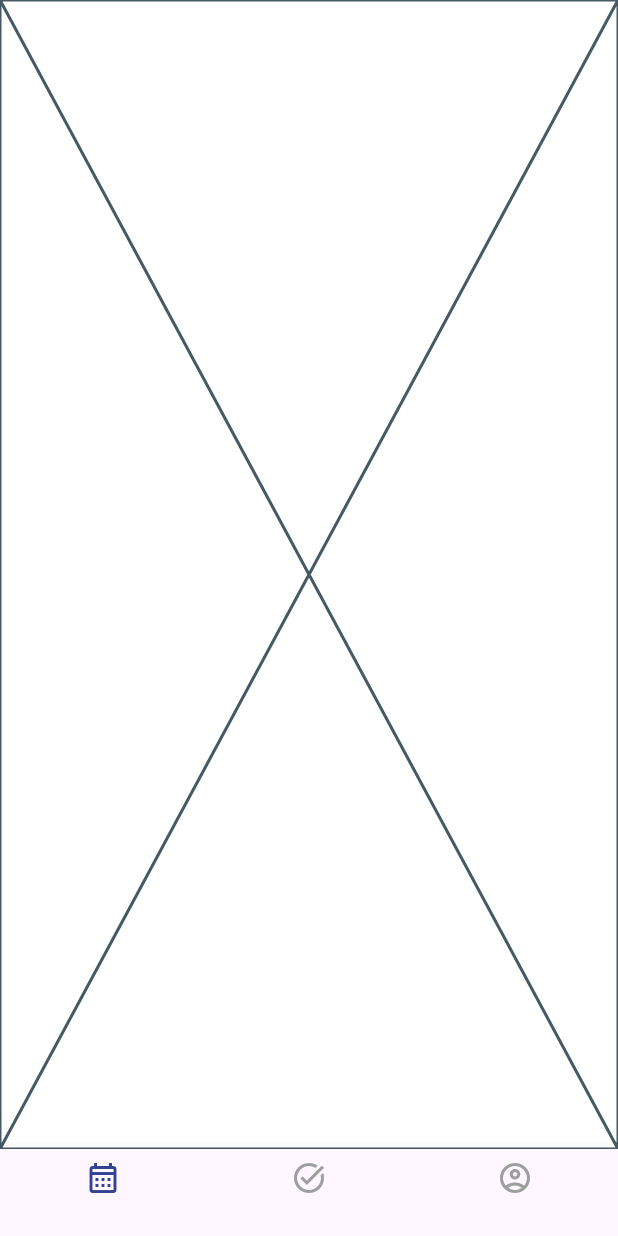
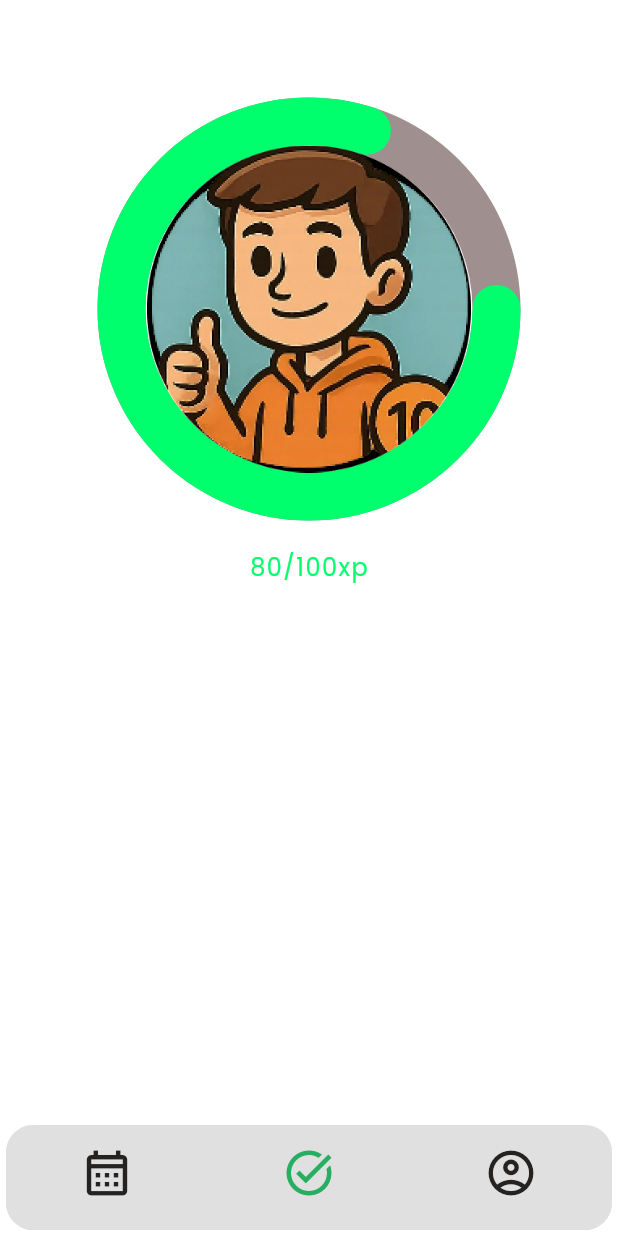
Before and after one commit to IgorPolajzer/Morph, a Flutter app: the ProfileScreen screen opened by its route, on a phone screen of 412 x 824 dp. Run offline on Flutter 3.47's test engine with Material 3 defaults, Android fonts, the light colour scheme and no system bars; drawn by our look-alikes of dashed_circular_progress_bar; our stand-ins replace cloud_firestore, firebase_auth, firebase_core, go_router, modal_progress_hud_nsn, table_calendar and 1 more; missing offline and left inert: flutter_popup_card; accounts and stored records are empty.

Commit message:
Started implementing profile page

```diff
--- a/lib/components/special/NavBar.dart
+++ /dev/null
@@ -1,42 +0,0 @@
-import 'package:flutter/material.dart';
-import 'package:go_router/go_router.dart';
-import 'package:morphe/screens/profile_screen.dart';
-import 'package:morphe/screens/your_day_screen.dart';
-
-import '../../screens/calendar_screen.dart';
-
-class Navbar extends StatefulWidget {
-  const Navbar({super.key});
-
-  @override
-  State<Navbar> createState() => _NavbarState();
-}
-
-class _NavbarState extends State<Navbar> {
-  int _selectedIndex = 0;
-
-  @override
-  Widget build(BuildContext context) {
-    return BottomNavigationBar(
-      items: <BottomNavigationBarItem>[
-        BottomNavigationBarItem(
-          icon: Icon(Icons.calendar_month_outlined),
-          label: "",
-        ),
-        BottomNavigationBarItem(icon: Icon(Icons.task_alt_outlined), label: ""),
-        BottomNavigationBarItem(
-          icon: Icon(Icons.account_circle_outlined),
-          label: "",
-        ),
-      ],
-      currentIndex: _selectedIndex,
-      selectedItemColor: Color(0xFF334192),
-      unselectedItemColor: Colors.grey,
-      onTap: (index) {
-        if (index == 0) context.go(CalendarScreen.id);
-        if (index == 1) context.go(YourDayScreen.id);
-        if (index == 2) context.go(ProfileScreen.id);
-      },
-    );
-  }
-}
--- /dev/null
+++ b/lib/components/special/navbar.dart
@@ -0,0 +1,70 @@
+import 'package:flutter/material.dart';
+import 'package:go_router/go_router.dart';
+import 'package:morphe/screens/profile_screen.dart';
+import 'package:morphe/screens/your_day_screen.dart';
+import 'package:morphe/utils/constants.dart';
+
+import '../../screens/calendar_screen.dart';
+
+class Navbar extends StatefulWidget {
+  const Navbar({super.key});
+
+  @override
+  State<Navbar> createState() => _NavbarState();
+}
+
+class _NavbarState extends State<Navbar> {
+  int _selectedIndex = 1;
+
+  @override
+  Widget build(BuildContext context) {
+    Color selectedColor;
+
+    if (_selectedIndex == 0) {
+      selectedColor = kGeneralColor;
+    } else if (_selectedIndex == 1) {
+      selectedColor = kPhysicalColor;
+    } else {
+      selectedColor = kMentalColor;
+    }
+
+    return Padding(
+      padding: EdgeInsets.all(4),
+      child: ClipRRect(
+        borderRadius: BorderRadius.all(Radius.circular(18)),
+        child: BottomNavigationBar(
+          elevation: 10,
+          backgroundColor: Theme.of(context).canvasColor,
+          iconSize: 36,
+          showSelectedLabels: false,
+          showUnselectedLabels: false,
+          selectedItemColor: selectedColor,
+          unselectedItemColor: Theme.of(context).primaryColor,
+          items: <BottomNavigationBarItem>[
+            BottomNavigationBarItem(
+              icon: Icon(Icons.calendar_month_outlined),
+              label: "",
+            ),
+            BottomNavigationBarItem(
+              icon: Icon(Icons.task_alt_outlined),
+              label: "",
+            ),
+            BottomNavigationBarItem(
+              icon: Icon(Icons.account_circle_outlined),
+              label: "",
+            ),
+          ],
+          currentIndex: _selectedIndex,
+          onTap: (index) {
+            setState(() {
+              _selectedIndex = index;
+            });
+            if (index == 0) context.go(CalendarScreen.id);
+            if (index == 1) context.go(YourDayScreen.id);
+            if (index == 2) context.go(ProfileScreen.id);
+          },
+        ),
+      ),
+    );
+  }
+}
--- a/lib/config/router_config.dart
+++ b/lib/config/router_config.dart
@@ -12,7 +12,7 @@ import 'package:morphe/screens/registration_screen.dart';
 import 'package:morphe/screens/welcome_screen.dart';
 import 'package:morphe/utils/enums.dart';
 
-import '../components/special/NavBar.dart';
+import '../components/special/navbar.dart';
 
 class AuthNotifier extends ChangeNotifier {
   AuthNotifier() {
@@ -45,7 +45,7 @@ final GoRouter router = GoRouter(
         ),
         GoRoute(
           path: YourDayScreen.id,
-          builder: (context, state) => const YourDayScreen(),
+          builder: (context, state) => YourDayScreen(),
         ),
         GoRoute(
           path: ProfileScreen.id,
@@ -113,10 +113,13 @@ final GoRouter router = GoRouter(
   redirect: (context, state) {
     //FirebaseAuth.instance.signOut();
     final isLoggedIn = FirebaseAuth.instance.currentUser != null;
+
     final isAuthPage =
         state.fullPath == LoginScreen.id ||
         state.fullPath == RegistrationScreen.id;
+
     final isInitalLocation = state.fullPath == '/';
+
     final isOnboardingPage =
         state.fullPath == ChooseGoalsScreen.id ||
         state.fullPath == DescribeYourGoalsScreen.id ||
@@ -131,7 +134,7 @@ final GoRouter router = GoRouter(
 
     if (isLoggedIn && isInitalLocation) {
       // Logged in coming from initial page
-      return CalendarScreen.id;
+      return ProfileScreen.id;
     }
 
     // Otherwise allow navigation
--- a/lib/screens/profile_screen.dart
+++ b/lib/screens/profile_screen.dart
@@ -1,4 +1,7 @@
 import 'package:flutter/material.dart';
+import 'package:dashed_circular_progress_bar/dashed_circular_progress_bar.dart';
+
+import '../utils/constants.dart';
 
 class ProfileScreen extends StatelessWidget {
   static String id = '/profile_screen';
@@ -7,9 +10,55 @@ class ProfileScreen extends StatelessWidget {
 
   @override
   Widget build(BuildContext context) {
+    final ValueNotifier<double> _valueNotifier = ValueNotifier(0);
+
     return PopScope(
       canPop: true, // false to disable backwards routing
-      child: Scaffold(body: Placeholder()),
+      child: Scaffold(
+        body: Column(
+          crossAxisAlignment: CrossAxisAlignment.center,
+          children: [
+            Padding(
+              padding: const EdgeInsets.only(
+                left: 65.0,
+                right: 65.0,
+                top: 65.0,
+                bottom: 20,
+              ),
+              child: DashedCircularProgressBar.aspectRatio(
+                aspectRatio: 1, // width ÷ height
+                valueNotifier: _valueNotifier,
+                progress: 80,
+                maxProgress: 100,
+                startAngle: 90,
+                corners: StrokeCap.round,
+                foregroundColor: Color(0xFF00FF6C),
+                backgroundColor: const Color(0xFF9F8F8F),
+                foregroundStrokeWidth: 32,
+                backgroundStrokeWidth: 32,
+                animation: true,
+                child: Padding(
+                  padding: const EdgeInsets.all(32.0),
+                  child: Image.asset(
+                    "assets/images/placeholder_profile_image.png",
+                  ),
+                ),
+              ),
+            ),
+            ValueListenableBuilder(
+              valueListenable: _valueNotifier,
+              builder:
+                  (_, double value, __) => Text(
+                    '${value.toInt()}/100xp',
+                    style: kTitleTextStyle.copyWith(
+                      color: Color(0xFF00FF6C),
+                      fontSize: 16,
+                    ),
+                  ),
+            ),
+          ],
+        ),
+      ),
     );
   }
 }
--- a/lib/utils/constants.dart
+++ b/lib/utils/constants.dart
@@ -10,6 +10,7 @@ var kLightTheme = ThemeData(
   secondaryHeaderColor: kSecondaryTextColorLight,
   highlightColor: kCalendarDayTextColorLight,
   cardColor: kTaskTileColorLight,
+  canvasColor: kNavBarColorLight,
   checkboxTheme: CheckboxThemeData(
     fillColor: WidgetStatePropertyAll<Color>(kPrimaryHeaderColorDark),
     checkColor: WidgetStatePropertyAll<Color>(kScaffoldColorDark),
@@ -48,6 +49,7 @@ var kDarkTheme = ThemeData(
   secondaryHeaderColor: kSecondaryTextColorDark,
   cardColor: kTaskTileColorDark,
   highlightColor: kCalendarDayTextColorDark,
+  canvasColor: kNavBarColorDark,
   checkboxTheme: CheckboxThemeData(
     fillColor: WidgetStatePropertyAll<Color>(kPrimaryHeaderColorDark),
     checkColor: WidgetStatePropertyAll<Color>(kScaffoldColorDark),
@@ -81,6 +83,9 @@ var kDarkTheme = ThemeData(
 // Colors
 const kScaffoldColorDark = Color(0xFF232323);
 const kScaffoldColorLight = Colors.white;
+
+const kNavBarColorDark = Color(0xFF1A1A1A);
+const kNavBarColorLight = Color(0xFFE0E0E0);
 
 const kCalendarDayTextColorDark = Color(0xFFc7c7ff);
 const kCalendarDayTextColorLight = Color(0xff6961b3);
--- a/pubspec.yaml
+++ b/pubspec.yaml
@@ -24,6 +24,7 @@ dependencies:
   uuid: ^4.5.1
   table_calendar: ^3.2.0
   go_router: ^15.1.2
+  dashed_circular_progress_bar: ^0.0.6
 
 dev_dependencies:
   flutter_test:
```
Also changed, not shown: lib/components/lists/daily_task_list.dart (added, +39 -0 lines), lib/components/special/calendar.dart (+2 -26 lines), lib/main.dart (+11 -0 lines), lib/screens/login_screen.dart (+9 -0 lines), lib/screens/your_day_screen.dart (+14 -2 lines), assets/images/placeholder_profile_image.png (added), pubspec.lock.
